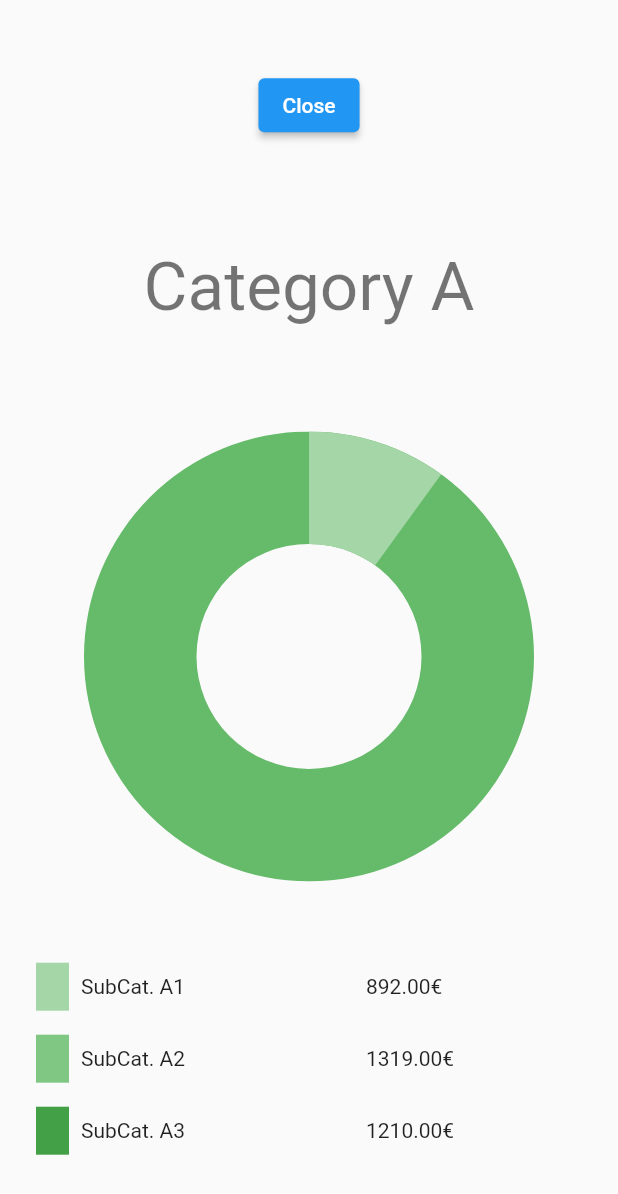
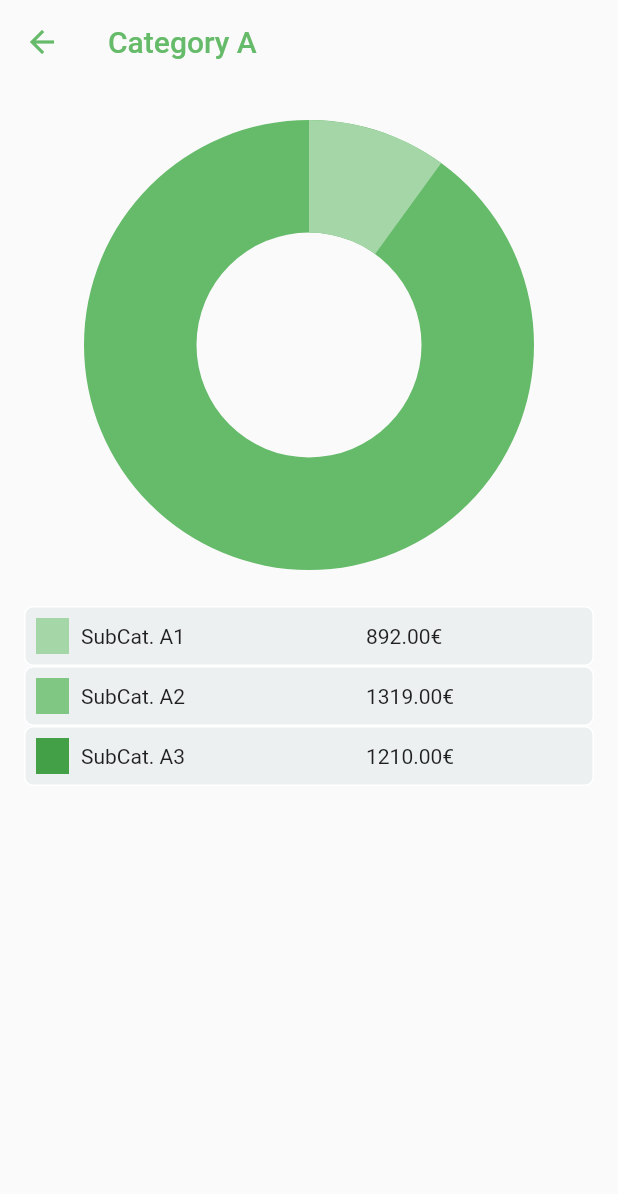
Before and after one commit to rxlabz/animated_donut, a Flutter app: the screen it shows after launch, after a tap on the "zoom in" icon, on a phone screen of 412 x 824 dp. Shown: the top 1194 px of the screen. Run offline on Flutter 3.47's test engine with Material 2 defaults, Android fonts, the phone set to English and light mode, and no system bars; missing offline and left inert: basics, dart:html.

Commit message:
scrollable screens & UI tweaks

```diff
--- a/lib/category_screen.dart
+++ b/lib/category_screen.dart
@@ -4,6 +4,7 @@ import 'chart_view.dart';
 import 'fade_transition.dart';
 import 'model.dart';
 import 'subcategories_screen.dart';
+import 'ui.dart';
 
 /// main screen
 /// display the title, the categories donut chart and categories data table
@@ -20,25 +21,20 @@ class CategoryScreen extends StatelessWidget {
     final textTheme = Theme.of(context).textTheme;
 
     return Scaffold(
-      body: Column(
-        crossAxisAlignment: CrossAxisAlignment.start,
+      body: ListView(
         children: [
           Padding(
             padding: const EdgeInsets.all(24),
             child: Text('Donut', style: textTheme.displayMedium),
           ),
-          Flexible(
-            child: ValueListenableBuilder<int?>(
+          ValueListenableBuilder<int?>(
             valueListenable: selectedCategoryIndex,
             builder: (context, categoryIndex, _) => CategoryDonutHero(
               categories: categories,
               selectedCategoryIndex: categoryIndex,
             ),
           ),
-          ),
-          Flexible(
-            child: Center(
-              child: CategoriesTable(
+          CategoriesTable(
             categories: categories,
             onSelection: (category) {
               final selectedIndex = categories.indexOf(category);
@@ -55,8 +51,6 @@ class CategoryScreen extends StatelessWidget {
                 ),
               );
             },
-              ),
-            ),
           )
         ],
       ),
@@ -96,18 +90,11 @@ class CategoriesTable extends StatelessWidget {
   }
 
   TableRow _buildRow(category) => TableRow(
-        decoration: BoxDecoration(
-          color: Colors.blueGrey.shade100.withOpacity(.3),
-          borderRadius: BorderRadius.circular(6),
-          border: Border.all(color: Colors.white, width: 1),
-        ),
+        decoration: tableDecoration,
         children: [
           Padding(
-            padding: const EdgeInsets.symmetric(horizontal:8.0),
-            child: Container(
-              color: category.color,
-              height: 24,
-            ),
+            padding: const EdgeInsets.symmetric(horizontal: 8.0),
+            child: Container(color: category.color, height: 24),
           ),
           Text(category.title),
           Text('${category.total.toStringAsFixed(2)}€'),
@@ -166,7 +153,8 @@ class _CategoryDonutHeroState extends State<CategoryDonutHero>
 
   @override
   Widget build(BuildContext context) => Center(
-        child: ConstrainedBox(
+        child: Container(
+          margin: const EdgeInsets.symmetric(vertical: 24),
           constraints: BoxConstraints.loose(graphSize),
           child: Hero(
             tag: 'donut',
--- a/lib/subcategories_screen.dart
+++ b/lib/subcategories_screen.dart
@@ -5,6 +5,7 @@ import 'package:flutter/material.dart';
 import 'chart_view.dart';
 import 'model.dart';
 import 'segment_paint.dart';
+import 'ui.dart';
 
 class SubCategoryScreen extends StatefulWidget {
   final Category category;
@@ -39,24 +40,21 @@ class _SubCategoryScreenState extends State<SubCategoryScreen>
 
   @override
   Widget build(BuildContext context) {
-    final textTheme = Theme.of(context).textTheme;
-
     return Scaffold(
-      body: Center(
-        child: Column(
-          mainAxisAlignment: MainAxisAlignment.spaceEvenly,
-          crossAxisAlignment: CrossAxisAlignment.center,
+      appBar: AppBar(
+        backgroundColor: Colors.transparent,
+        elevation: 0,
+        title: Text(
+          widget.category.title,
+          style: TextStyle(color: widget.category.color),
+        ),
+        leading: BackButton(color: widget.category.color),
+      ),
+      body: ListView(
         children: [
-            ElevatedButton(
-              onPressed: Navigator.of(context).pop,
-              child: const Text('Close'),
-            ),
-            Padding(
-              padding: const EdgeInsets.all(24),
-              child: Text(widget.category.title, style: textTheme.displaySmall),
-            ),
-            Flexible(
-              child: ConstrainedBox(
+          Center(
+            child: Container(
+              margin: const EdgeInsets.symmetric(vertical: 24),
               constraints: BoxConstraints.loose(graphSize),
               child: Stack(
                 children: [
@@ -78,8 +76,21 @@ class _SubCategoryScreenState extends State<SubCategoryScreen>
               ),
             ),
           ),
-            Flexible(
-              child: Padding(
+          _SubCategoriesTable(widget: widget)
+        ],
+      ),
+    );
+  }
+}
+
+class _SubCategoriesTable extends StatelessWidget {
+  const _SubCategoriesTable({Key? key, required this.widget}) : super(key: key);
+
+  final SubCategoryScreen widget;
+
+  @override
+  Widget build(BuildContext context) {
+    return Padding(
       padding: const EdgeInsets.symmetric(horizontal: 16.0),
       child: Table(
         defaultVerticalAlignment: TableCellVerticalAlignment.middle,
@@ -91,14 +102,11 @@ class _SubCategoryScreenState extends State<SubCategoryScreen>
         children: widget.subCategories
             .map(
               (e) => TableRow(
+                decoration: tableDecoration,
                 children: [
                   Padding(
                     padding: const EdgeInsets.all(8.0),
-                              child: Container(
-                                color: e.color,
-                                width: 32,
-                                height: 32,
-                              ),
+                    child: Container(color: e.color, height: 24),
                   ),
                   Text(e.title),
                   Text('${e.total.toStringAsFixed(2)}€')
@@ -106,11 +114,6 @@ class _SubCategoryScreenState extends State<SubCategoryScreen>
               ),
             )
             .toList(),
-                ),
-              ),
-            )
-          ],
-        ),
       ),
     );
   }
--- /dev/null
+++ b/lib/ui.dart
@@ -0,0 +1,7 @@
+import 'package:flutter/material.dart';
+
+final tableDecoration = BoxDecoration(
+  color: Colors.blueGrey.shade100.withOpacity(.3),
+  borderRadius: BorderRadius.circular(6),
+  border: Border.all(color: Colors.white, width: 1),
+);
```
Also changed, not shown: 3 other files. Lines whose indentation alone changed are shown as unchanged.
